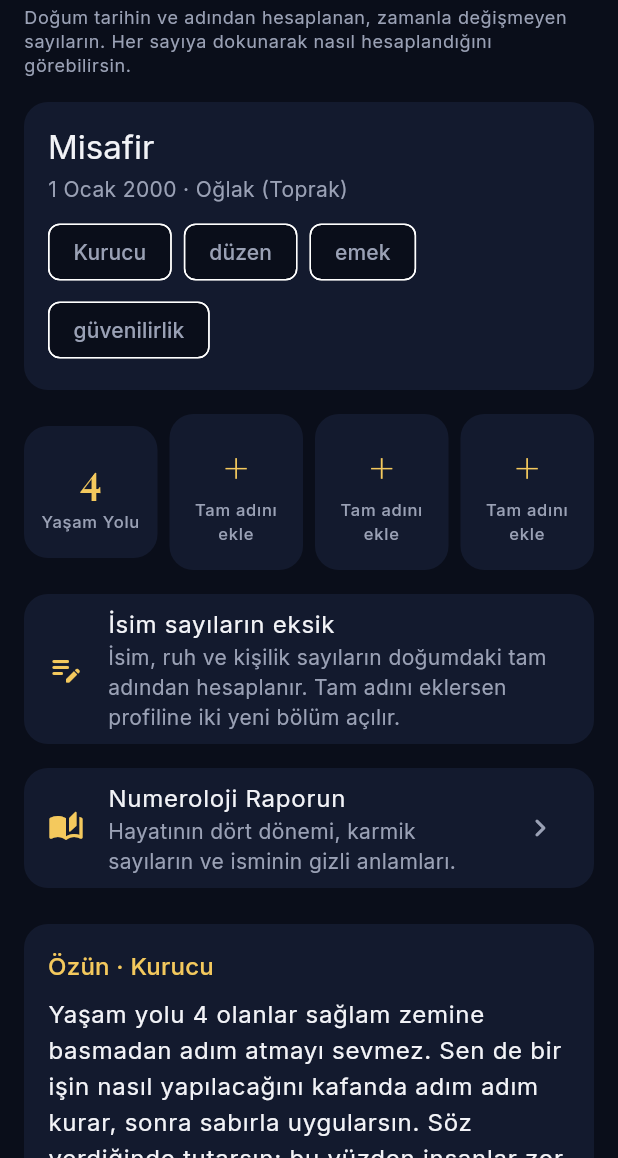
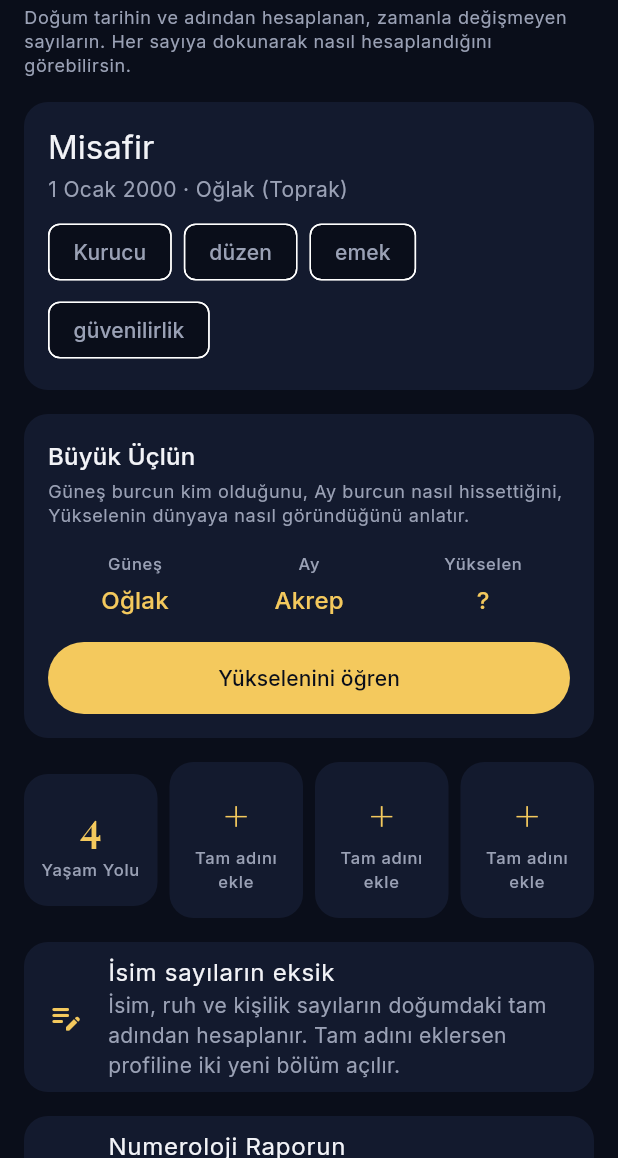
Before and after one commit to turantopcuoglu/luckApp, a Flutter app: the KaderProfiliScreen screen opened directly, on a phone screen of 412 x 824 dp, the part 78-1236 px from its top. Run offline on Flutter 3.47's test engine with Material 3 defaults, Android fonts, the phone set to English and light mode, and no system bars; our stand-ins replace flutter_local_notifications, flutter_riverpod, flutter_svg, google_fonts, google_mobile_ads, hive and 4 more; missing offline and left inert: in_app_purchase_android; accounts and stored records are empty.

Commit message:
Büyük Üçlü: doğum saati/ili, harita ekranı ve Yükselen girişi
- UserProfile: isteğe bağlı dogumSaatiDakika ve dogumIliPlaka (eski
  kayıtlarla uyumlu; skor tohumunu etkilemez).
- haritaOkumasiProvider: Türkiye saat dilimi + il koordinatıyla harita.
- BuyukUcluKarti (Kader Profili), DogumHaritasiScreen (notlar, Güneş/Ay
  açık, Yükselen profil kilidiyle), doğum bilgisi düzenleyicisi (24 saat
  seçici, "bilmiyorum", il otomatik tamamlama).
- 7 test; iki profil testine kaydırma eklendi.

Co-Authored-By: Claude Opus 5.5 <noreply@anthropic.com>

```diff
--- a/lib/core/storage/user_profile.dart
+++ b/lib/core/storage/user_profile.dart
@@ -15,6 +15,8 @@ class UserProfile {
     this.tamAd,
     this.tercihler = const OkuyucuTercihleri(),
     this.uyariKabulSurumu,
+    this.dogumSaatiDakika,
+    this.dogumIliPlaka,
   });
 
   /// Hive'dan okunan map'ten profil kurar.
@@ -31,6 +33,8 @@ class UserProfile {
         ugras: _enumOku(Ugras.values, map[_ugrasAnahtari]),
       ),
       uyariKabulSurumu: map[_uyariAnahtari] as int?,
+      dogumSaatiDakika: map[_dogumSaatiAnahtari] as int?,
+      dogumIliPlaka: map[_dogumIliAnahtari] as int?,
     );
   }
 
@@ -43,6 +47,8 @@ class UserProfile {
   static const String _iliskiAnahtari = 'iliski';
   static const String _ugrasAnahtari = 'ugras';
   static const String _uyariAnahtari = 'uyariKabulSurumu';
+  static const String _dogumSaatiAnahtari = 'dogumSaatiDakika';
+  static const String _dogumIliAnahtari = 'dogumIliPlaka';
 
   /// Kayıtlı enum adını değere çevirir; bilinmeyen/boş değer null olur
   /// (ileride bir seçenek kaldırılırsa eski kayıt uygulamayı çökertmez).
@@ -79,6 +85,14 @@ class UserProfile {
   /// Kabul edilen uyarı/koşullar metninin sürümü (null = kabul yok).
   final int? uyariKabulSurumu;
 
+  /// Doğum saati, gece yarısından itibaren dakika (0-1439); bilinmiyorsa
+  /// null. Yalnızca Ay burcu kesinliği ve Yükselen için kullanılır; skor
+  /// tohumunu etkilemez.
+  final int? dogumSaatiDakika;
+
+  /// Doğum ilinin plaka kodu (1-81); bilinmiyorsa null.
+  final int? dogumIliPlaka;
+
   /// Şans motoru için deterministik kullanıcı tohumu üretir.
   UserSeed get seed => UserSeed.fromIsim(isim: isim, dogumTarihi: dogumTarihi);
 
@@ -105,12 +119,15 @@ class UserProfile {
         _iliskiAnahtari: tercihler.iliski?.name,
         _ugrasAnahtari: tercihler.ugras?.name,
         _uyariAnahtari: uyariKabulSurumu,
+        _dogumSaatiAnahtari: dogumSaatiDakika,
+        _dogumIliAnahtari: dogumIliPlaka,
       };
 
   /// Seçili alanları değiştirilmiş bir kopya döndürür.
   ///
   /// [tamAdiTemizle] true ise tam ad null'a çekilir (copyWith null'ı
-  /// "değiştirme" olarak yorumladığı için ayrı bayrak gerekir).
+  /// "değiştirme" olarak yorumladığı için ayrı bayrak gerekir);
+  /// [dogumSaatiniTemizle] ve [dogumIliniTemizle] de aynı amaçla vardır.
   UserProfile copyWith({
     String? isim,
     bool? onboardingTamam,
@@ -118,6 +135,10 @@ class UserProfile {
     bool tamAdiTemizle = false,
     OkuyucuTercihleri? tercihler,
     int? uyariKabulSurumu,
+    int? dogumSaatiDakika,
+    bool dogumSaatiniTemizle = false,
+    int? dogumIliPlaka,
+    bool dogumIliniTemizle = false,
   }) =>
       UserProfile(
         isim: isim ?? this.isim,
@@ -126,5 +147,10 @@ class UserProfile {
         tamAd: tamAdiTemizle ? null : (tamAd ?? this.tamAd),
         tercihler: tercihler ?? this.tercihler,
         uyariKabulSurumu: uyariKabulSurumu ?? this.uyariKabulSurumu,
+        dogumSaatiDakika: dogumSaatiniTemizle
+            ? null
+            : (dogumSaatiDakika ?? this.dogumSaatiDakika),
+        dogumIliPlaka:
+            dogumIliniTemizle ? null : (dogumIliPlaka ?? this.dogumIliPlaka),
       );
 }
--- /dev/null
+++ b/lib/features/profile/dogum_haritasi_screen.dart
@@ -0,0 +1,182 @@
+import 'dart:async';
+
+import 'package:flutter/material.dart';
+import 'package:flutter_riverpod/flutter_riverpod.dart';
+
+import '../../core/content/burc_metinleri.dart';
+import '../../core/content/harita_okumasi.dart';
+import '../../core/theme/app_colors.dart';
+import '../../core/theme/app_dimens.dart';
+import '../../shared/widgets/app_route.dart';
+import '../legal/legal_texts.dart';
+import '../premium/kilit_secenekleri.dart';
+import '../premium/premium_providers.dart';
+import 'dogum_bilgisi_duzenle.dart';
+import 'kilitli_bolum_karti.dart';
+import 'profile_providers.dart';
+import 'profile_strings.dart';
+
+/// Kader Profili'ndeki "Büyük Üçlü" kartı: Güneş, Ay ve Yükselen.
+///
+/// Yükselen bilinmiyorsa "Yükselenini öğren" doğum bilgisi düzenleyicisini
+/// açar; biliniyorsa kart harita ekranına götürür.
+class BuyukUcluKarti extends ConsumerWidget {
+  /// Varsayılan kurucu.
+  const BuyukUcluKarti({super.key});
+
+  @override
+  Widget build(BuildContext context, WidgetRef ref) {
+    final TextTheme yazi = Theme.of(context).textTheme;
+    final HaritaOkumasi okuma = ref.watch(haritaOkumasiProvider);
+    void haritayaGit() => unawaited(
+      Navigator.of(
+        context,
+      ).push(fadeThroughRoute<void>(const DogumHaritasiScreen())),
+    );
+
+    return Card(
+      margin: EdgeInsets.zero,
+      child: InkWell(
+        borderRadius: BorderRadius.circular(AppRadius.md),
+        onTap: haritayaGit,
+        child: Padding(
+          padding: const EdgeInsets.all(AppSpacing.md),
+          child: Column(
+            crossAxisAlignment: CrossAxisAlignment.start,
+            children: <Widget>[
+              Text(ProfileStrings.buyukUcluBaslik, style: yazi.titleMedium),
+              const SizedBox(height: AppSpacing.xs),
+              Text(
+                ProfileStrings.buyukUcluAciklama,
+                style: yazi.bodySmall?.copyWith(color: AppColors.textSecondary),
+              ),
+              const SizedBox(height: AppSpacing.md),
+              Row(
+                children: <Widget>[
+                  for (final (String, String?) s in <(String, String?)>[
+                    (ProfileStrings.gunes, okuma.gunes.etiket),
+                    (ProfileStrings.ay, okuma.ay.etiket),
+                    (ProfileStrings.yukselen, okuma.yukselen?.etiket),
+                  ])
+                    Expanded(
+                      child: Column(
+                        children: <Widget>[
+                          Text(
+                            s.$1,
+                            style: yazi.labelSmall?.copyWith(
+                              color: AppColors.textSecondary,
+                            ),
+                          ),
+                          const SizedBox(height: AppSpacing.xs),
+                          Text(
+                            s.$2 ?? ProfileStrings.bilinmiyor,
+                            style: yazi.titleMedium?.copyWith(
+                              color: AppColors.gold,
+                            ),
+                          ),
+                        ],
+                      ),
+                    ),
+                ],
+              ),
+              const SizedBox(height: AppSpacing.md),
+              Align(
+                alignment: Alignment.centerRight,
+                child: okuma.yukselen == null
+                    ? FilledButton.tonal(
+                        onPressed: () =>
+                            unawaited(dogumBilgisiniDuzenle(context)),
+                        child: const Text(ProfileStrings.yukseleniniOgren),
+                      )
+                    : TextButton(
+                        onPressed: haritayaGit,
+                        child: const Text(ProfileStrings.haritaniOku),
+                      ),
+              ),
+            ],
+          ),
+        ),
+      ),
+    );
+  }
+}
+
+/// Doğum haritası ekranı: büyük üçlü özeti, belirsizlik notları, Güneş,
+/// Ay ve Yükselen yorumları (Yükselen premium; profil kilidini paylaşır).
+class DogumHaritasiScreen extends ConsumerWidget {
+  /// Varsayılan kurucu.
+  const DogumHaritasiScreen({super.key});
+
+  @override
+  Widget build(BuildContext context, WidgetRef ref) {
+    final TextTheme yazi = Theme.of(context).textTheme;
+    final HaritaOkumasi okuma = ref.watch(haritaOkumasiProvider);
+    final bool kilitli = ref.watch(profilKilitliProvider);
+
+    return Scaffold(
+      appBar: AppBar(
+        title: const Text(ProfileStrings.buyukUcluBaslik),
+        actions: <Widget>[
+          IconButton(
+            tooltip: ProfileStrings.dogumBilgisiBaslik,
+            icon: const Icon(Icons.edit_calendar_outlined),
+            onPressed: () => unawaited(dogumBilgisiniDuzenle(context)),
+          ),
+        ],
+      ),
+      body: SafeArea(
+        child: ListView(
+          padding: const EdgeInsets.all(AppSpacing.md),
+          children: <Widget>[
+            Text(okuma.ozet, style: yazi.titleLarge),
+            const SizedBox(height: AppSpacing.md),
+            for (final String not in okuma.notlar)
+              Padding(
+                padding: const EdgeInsets.only(bottom: AppSpacing.sm),
+                child: Card(
+                  margin: EdgeInsets.zero,
+                  child: ListTile(
+                    leading: const Icon(
+                      Icons.info_outline_rounded,
+                      color: AppColors.gold,
+                    ),
+                    title: Text(not, style: yazi.bodyMedium),
+                    onTap: () => unawaited(dogumBilgisiniDuzenle(context)),
+                  ),
+                ),
+              ),
+            const SizedBox(height: AppSpacing.sm),
+            KilitliBolumKarti(
+              baslik: ProfileStrings.gunesBasligi(okuma.gunes.etiket),
+              metin: BurcMetinleri.oz[okuma.gunes]!,
+              kilitli: false,
+              onKilidiAc: () {},
+            ),
+            const SizedBox(height: AppSpacing.md),
+            for (final HaritaBolumu b in okuma.bolumler) ...<Widget>[
+              KilitliBolumKarti(
+                baslik: b.baslik,
+                metin: b.metin,
+                kilitli: b.premium && kilitli,
+                onKilidiAc: () => unawaited(
+                  kilitSecenekleriniGoster(
+                    context,
+                    ref,
+                    kilitAnahtari: KilitAnahtarlari.profil,
+                    aciklama: ProfileStrings.haritaKilitAciklamasi,
+                  ),
+                ),
+              ),
+              const SizedBox(height: AppSpacing.md),
+            ],
+            Text(
+              YasalMetinler.kisaNot,
+              style: yazi.bodySmall?.copyWith(color: AppColors.textSecondary),
+              textAlign: TextAlign.center,
+            ),
+          ],
+        ),
+      ),
+    );
+  }
+}
--- a/lib/features/profile/kader_profili_screen.dart
+++ b/lib/features/profile/kader_profili_screen.dart
@@ -17,6 +17,7 @@ import '../daily_luck/tr_strings.dart';
 import '../legal/legal_texts.dart';
 import '../premium/kilit_secenekleri.dart';
 import '../premium/premium_providers.dart';
+import 'dogum_haritasi_screen.dart';
 import 'hesap_metni.dart';
 import 'kilitli_bolum_karti.dart';
 import 'numeroloji_raporu_screen.dart';
@@ -61,6 +62,8 @@ class KaderProfiliScreen extends ConsumerWidget {
             ),
             const SizedBox(height: AppSpacing.md),
             _KimlikKarti(profil: profil, kader: kader, karakter: karakter),
+            const SizedBox(height: AppSpacing.md),
+            const BuyukUcluKarti(),
             const SizedBox(height: AppSpacing.md),
             _SayiKarolari(kader: kader),
             if (kader.isimSayisi == null) ...<Widget>[
--- a/lib/features/profile/profile_strings.dart
+++ b/lib/features/profile/profile_strings.dart
@@ -104,6 +104,76 @@ abstract final class ProfileStrings {
   /// Zaman çizelgesinde zirve sayısı etiketi.
   static String zirveEtiketi(int zirve) => 'Zirve $zirve';
 
+  // ---- Büyük Üçlü (doğum haritası) ----
+
+  /// Kart ve ekran başlığı.
+  static const String buyukUcluBaslik = 'Büyük Üçlün';
+
+  /// Kart açıklaması.
+  static const String buyukUcluAciklama =
+      'Güneş burcun kim olduğunu, Ay burcun nasıl hissettiğini, Yükselenin '
+      'dünyaya nasıl göründüğünü anlatır.';
+
+  /// Sütun etiketleri.
+  static const String gunes = 'Güneş';
+
+  /// Sütun etiketi.
+  static const String ay = 'Ay';
+
+  /// Sütun etiketi.
+  static const String yukselen = 'Yükselen';
+
+  /// Bilinmeyen değer.
+  static const String bilinmiyor = '?';
+
+  /// Yükselen yokken düğme.
+  static const String yukseleniniOgren = 'Yükselenini öğren';
+
+  /// Harita ekranına giden düğme.
+  static const String haritaniOku = 'Haritanı oku';
+
+  /// Güneş bölümü başlığı.
+  static String gunesBasligi(String burc) => 'Güneş burcun · $burc';
+
+  /// Harita kilit açıklaması.
+  static const String haritaKilitAciklamasi =
+      'Yükselen yorumun Premium üyelere açık. İstersen kısa bir reklam '
+      'izleyerek bugün için de açabilirsin.';
+
+  // ---- Doğum bilgisi düzenleyici ----
+
+  /// Düzenleyici başlığı.
+  static const String dogumBilgisiBaslik = 'Doğum saatin ve yerin';
+
+  /// Düzenleyici açıklaması.
+  static const String dogumBilgisiAciklama =
+      'Yükselen burcun doğum saatine ve doğduğun yere göre değişir. Nüfus '
+      'kaydındaki ya da ailenin hatırladığı saati gir; birkaç dakikalık fark '
+      'bile Yükseleni değiştirebilir.';
+
+  /// Doğum saati satırı.
+  static const String dogumSaati = 'Doğum saati';
+
+  /// Saat bilinmiyor.
+  static const String saatBilinmiyor = 'Bilmiyorum';
+
+  /// Saat seç.
+  static const String saatSec = 'Saat seç';
+
+  /// Doğum ili alanı.
+  static const String dogumIli = 'Doğduğun il';
+
+  /// Doğum ili ipucu.
+  static const String dogumIliIpucu = 'İl adı yaz (ör. İzmir)';
+
+  /// Kaydet.
+  static const String kaydet = 'Kaydet';
+
+  /// Doğum saati gösterimi ("08:05").
+  static String saatMetni(int dakika) =>
+      '${(dakika ~/ Duration.minutesPerHour).toString().padLeft(2, '0')}:'
+      '${(dakika % Duration.minutesPerHour).toString().padLeft(2, '0')}';
+
   // ---- Kişisel Yıl Raporu ----
 
   /// Ana ekran tanıtım kartı başlığı.
```
Also changed, not shown: lib/features/profile/dogum_bilgisi_duzenle.dart (added, +176 -0 lines), lib/features/profile/profile_providers.dart (+35 -0 lines), 2 other files.
